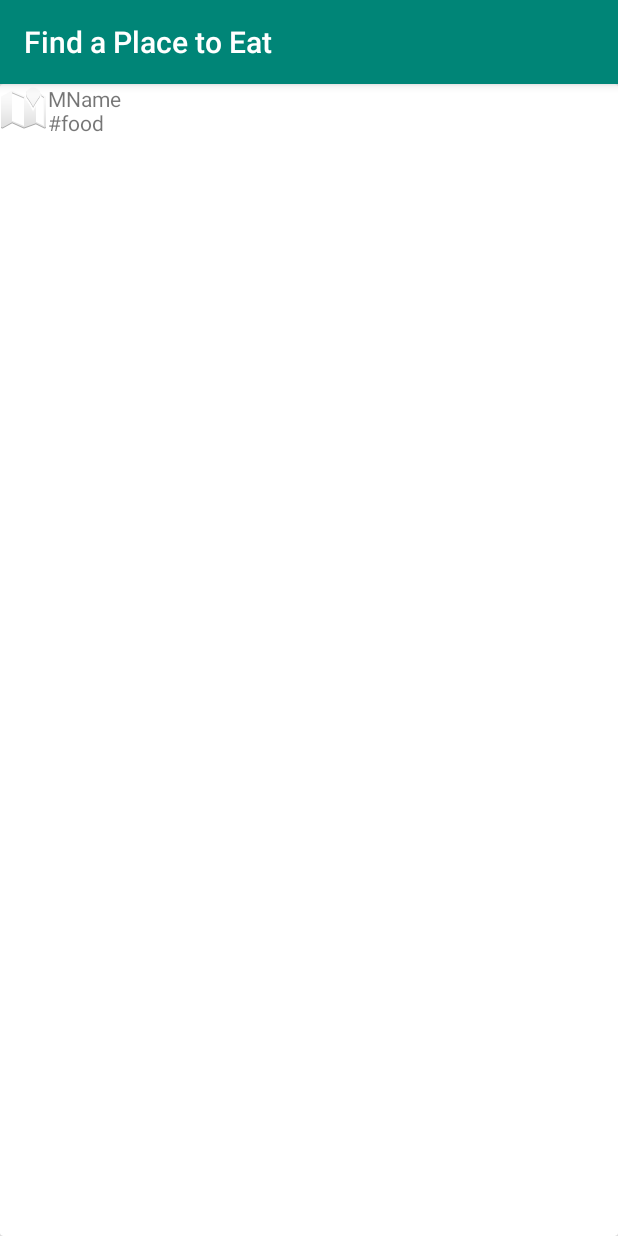
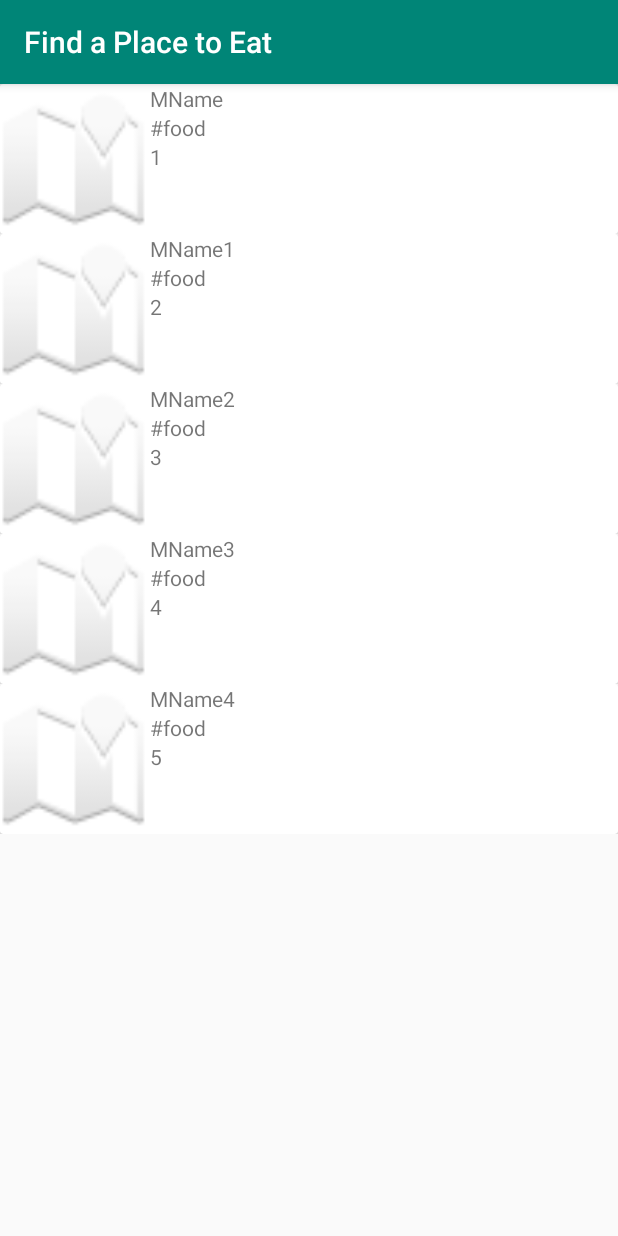
Before and after one commit to eliotshekhtman/have-you-eaten-yet, an Android app: the DirectoryActivity screen opened directly, with no data from a screen before it, on a phone screen of 412 x 824 dp. Run offline under Robolectric (Android 15) with nearby library versions, the phone set to English and light mode, and no system bars.

Commit message:
Implemented required methods for registering clicks on meals

```diff
--- a/app/src/main/java/com/example/haveyoueatenyet/CustomAdapter.java
+++ b/app/src/main/java/com/example/haveyoueatenyet/CustomAdapter.java
@@ -14,10 +14,12 @@ public class CustomAdapter extends RecyclerView.Adapter<CustomAdapter.MyViewHold
     public static class MyViewHolder extends RecyclerView.ViewHolder {
         TextView name;
         TextView tags;
+        TextView id;
         public MyViewHolder(View itemView) {
             super(itemView);
             this.name = (TextView) itemView.findViewById(R.id.mealName);
-            this.tags = (TextView) itemView.findViewById(R.id.tags);
+            this.id = (TextView) itemView.findViewById(R.id.mealId);
+            this.tags = (TextView) itemView.findViewById(R.id.mealTags);
         }
     }
 
@@ -37,9 +39,11 @@ public class CustomAdapter extends RecyclerView.Adapter<CustomAdapter.MyViewHold
     public void onBindViewHolder(final MyViewHolder holder, final int listPos) {
         TextView name = holder.name;
         TextView tags = holder.tags;
+        TextView id = holder.id;
 
         name.setText(meals.get(listPos).getMealName());
         tags.setText("#food");
+        id.setText(""+meals.get(listPos).getMealId());
     }
 
     @Override
--- a/app/src/main/java/com/example/haveyoueatenyet/Meal.java
+++ b/app/src/main/java/com/example/haveyoueatenyet/Meal.java
@@ -1,6 +1,11 @@
 package com.example.haveyoueatenyet;
 
-public class Meal {
+import android.os.Parcel;
+import android.os.Parcelable;
+
+import java.util.Random;
+
+public class Meal implements Parcelable {
     /* Byte = 8 bits
      * short = char = 2 bytes
      * int = float = 4 bytes
@@ -18,9 +23,11 @@ public class Meal {
     private long longitude;
     // want to set a character limit - let's say 1 kbyte for now
     private String description;
+    private static long counter = 0;
 
     public Meal(Account account, String mealName,
                 long latitude, long longitude, String description) {
+        counter++;
         hostName = account.getName();
         hostId = account.getId();
         this.mealName = mealName;
@@ -28,9 +35,46 @@ public class Meal {
         this.longitude = longitude;
         this.description = description;
         //TODO: online
-        mealId = 1;
+        mealId = counter;
     }
 
     public String getMealName() { return mealName; }
+    public long getMealId() { return mealId; }
+    public String getMealDesc() { return description; }
 
+    public int describeContents() {
+        return 0;
+    }
+
+    public void writeToParcel(Parcel out, int flags) {
+        out.writeString(hostName);
+        out.writeString(mealName);
+        out.writeLong(hostId);
+        out.writeLong(mealId);
+        out.writeLong(latitude);
+        out.writeLong(longitude);
+        out.writeString(description);
+
+    }
+
+    public Meal(Parcel in) {
+        hostName = in.readString();
+        mealName = in.readString();
+        hostId = in.readLong();
+        mealId = in.readLong();
+        latitude = in.readLong();
+        longitude = in.readLong();
+        description = in.readString();
+    }
+
+    public static final Parcelable.Creator<Meal> CREATOR
+            = new Parcelable.Creator<Meal>() {
+        public Meal createFromParcel(Parcel in) {
+            return new Meal(in);
+        }
+
+        public Meal[] newArray(int size) {
+            return new Meal[size];
+        }
+    };
 }
--- a/app/src/main/res/layout/meal_layout.xml
+++ b/app/src/main/res/layout/meal_layout.xml
@@ -1,12 +1,13 @@
 <?xml version="1.0" encoding="utf-8"?>
 <LinearLayout xmlns:android="http://schemas.android.com/apk/res/android"
     xmlns:app="http://schemas.android.com/apk/res-auto"
-    android:orientation="vertical" android:layout_width="match_parent"
-    android:layout_height="match_parent">
+    android:orientation="vertical"
+    android:layout_width="match_parent"
+    android:layout_height="wrap_content" >
 
     <androidx.cardview.widget.CardView
         android:layout_width="match_parent"
-        android:layout_height="match_parent">
+        android:layout_height="wrap_content" >
 
         <LinearLayout
             android:layout_width="match_parent"
@@ -14,12 +15,12 @@
             android:orientation="horizontal">
             <ImageView
                 android:id="@+id/map"
-                android:layout_width="wrap_content"
-                android:layout_height="wrap_content"
+                android:layout_width="100dp"
+                android:layout_height="100dp"
                 app:srcCompat="@android:drawable/ic_dialog_map" />
             <LinearLayout
                 android:layout_width="match_parent"
-                android:layout_height="match_parent"
+                android:layout_height="wrap_content"
                 android:orientation="vertical">
             <TextView
                 android:id="@+id/mealName"
@@ -29,11 +30,18 @@
                 android:text="Meal Name" />
 
             <TextView
-                android:id="@+id/tags"
+                android:id="@+id/mealTags"
                 android:layout_width="match_parent"
                 android:layout_height="wrap_content"
                 android:layout_weight="1"
                 android:text="Tags" />
+
+            <TextView
+                android:id="@+id/mealId"
+                android:layout_width="match_parent"
+                android:layout_height="wrap_content"
+                android:layout_weight="1"
+                android:text="Meal Id" />
             </LinearLayout>
         </LinearLayout>
     </androidx.cardview.widget.CardView>
```
Also changed, not shown: app/src/main/java/com/example/haveyoueatenyet/DirectoryActivity.java (+27 -1 lines), app/src/main/java/com/example/haveyoueatenyet/MealActivity.java (added, +18 -0 lines), app/src/main/res/layout/activity_meal.xml (added, +51 -0 lines).
